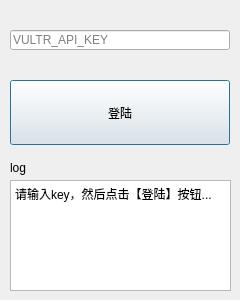
Above: vultrTool/pagelogin.ui from orange2c/vultrtool before the change. Below: the same form after it.
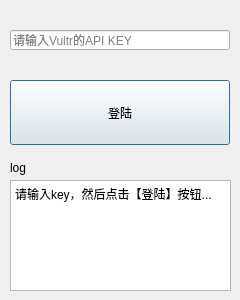
That is the form after the change.

Commit message: 初步完成，启动时读取配置文件中的apikey，并自动填入到界面内

The edit to the form file:
```diff
--- a/vultrTool/pagelogin.ui
+++ b/vultrTool/pagelogin.ui
@@ -63,7 +63,7 @@
     <string/>
    </property>
    <property name="placeholderText">
-    <string>VULTR_API_KEY</string>
+    <string>请输入Vultr的API KEY</string>
    </property>
   </widget>
   <widget class="QPlainTextEdit" name="log_lab">
```
The commit also changes 4 other files.
